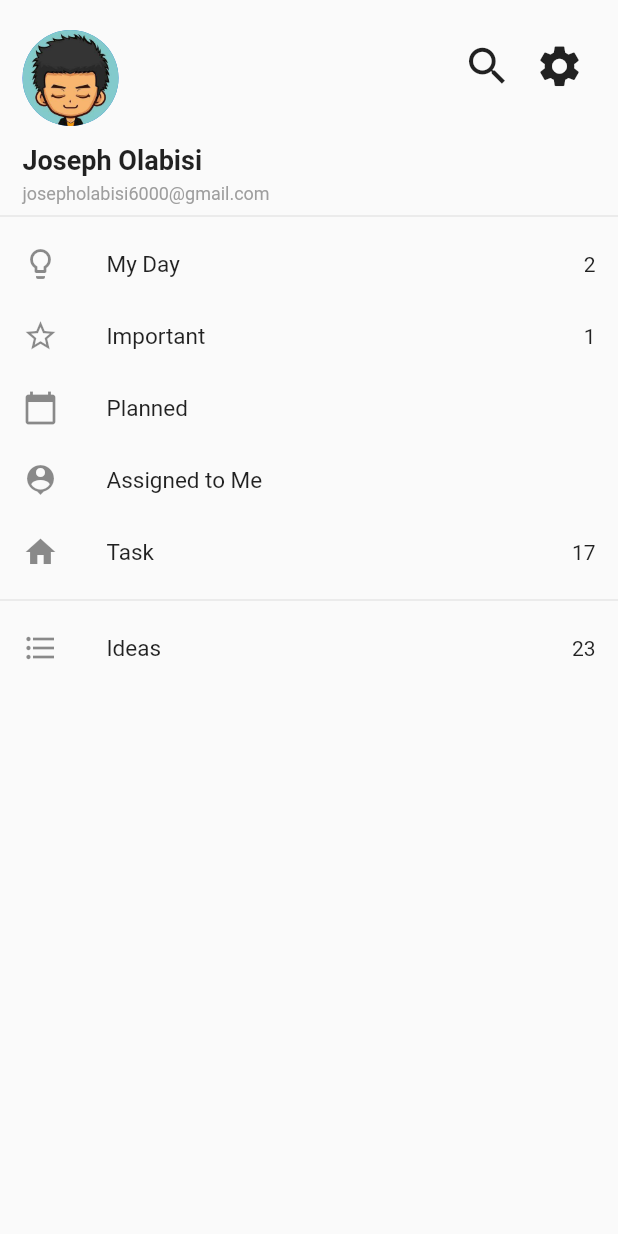
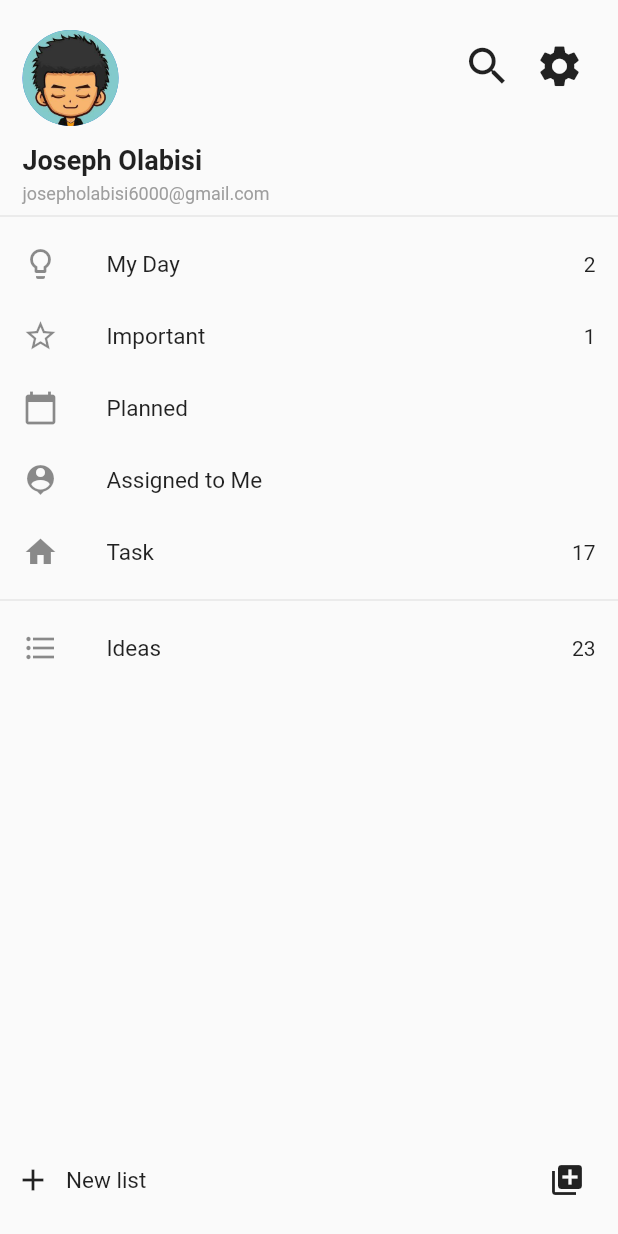
Before and after one commit to dabigjoe6/Microsoft-To-Do-Clone, a Flutter app: the screen it shows after launch, on a phone screen of 412 x 824 dp. Run offline on Flutter 3.47's test engine with Material 2 defaults, Android fonts, the phone set to English and light mode, and no system bars.

Commit message:
Add the bottom widget to the first initial screen

```diff
--- a/lib/screens/rootScreen/RootScreen.dart
+++ b/lib/screens/rootScreen/RootScreen.dart
@@ -14,7 +14,26 @@ class RootScreen extends StatelessWidget {
               ProfileWidget(),
               Divider(),
               Expanded (
+                flex: 8,
                 child: TodoWidget()
+              ),
+              Expanded(
+                flex: 1,
+                child: Container(padding: EdgeInsets.symmetric(horizontal: 10), child:  Row(
+                  mainAxisAlignment: MainAxisAlignment.spaceBetween,
+                  children: <Widget>[
+                    Row(
+                      children: <Widget>[
+                        Container(margin: EdgeInsets.only(right: 10), child: Icon(Icons.add)),
+                        Text('New list', style: TextStyle(fontSize: 15))
+                      ]
+                    ),
+                    IconButton(
+                      icon: Icon(Icons.add_to_photos),
+                      onPressed: (() {})
+                    )
+                  ]
+                ))
               )],
               mainAxisAlignment: MainAxisAlignment.start
           )
```
